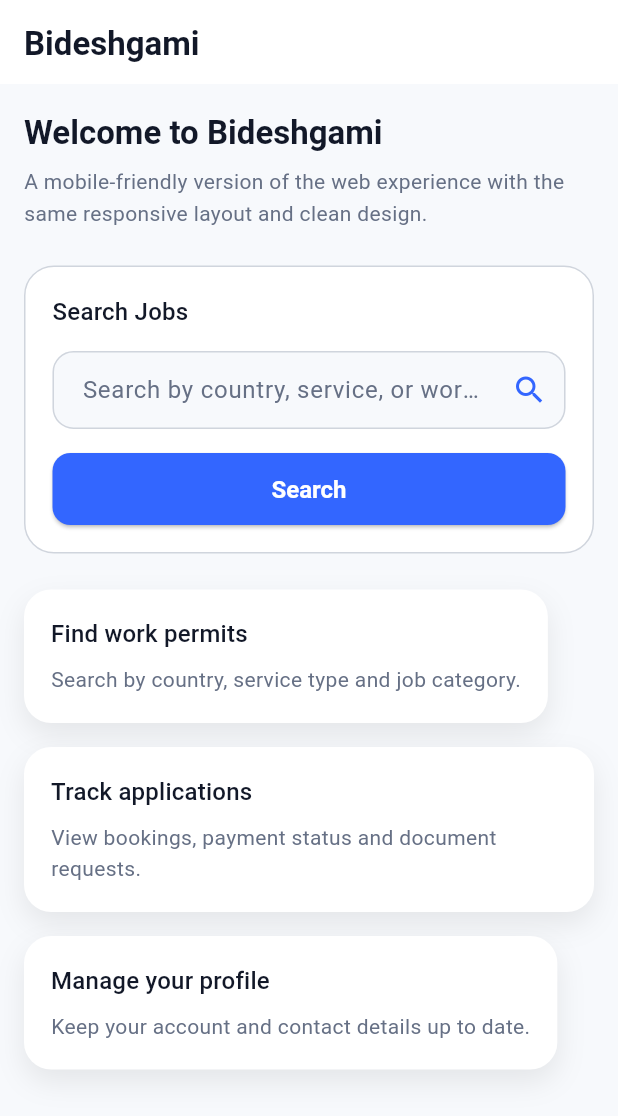
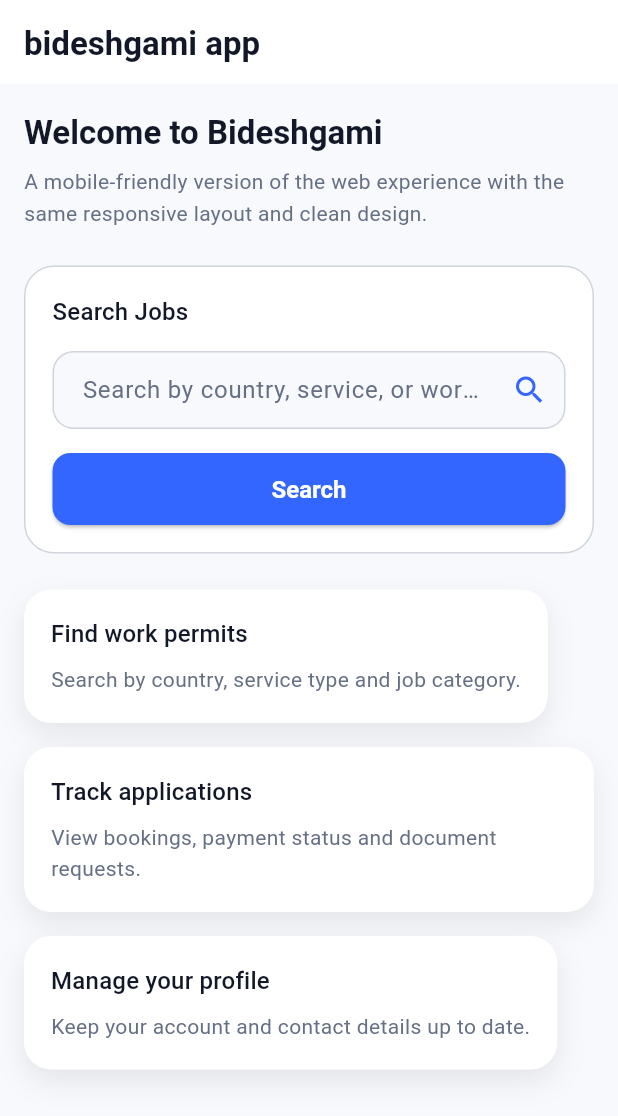
Before and after one commit to bg-mobile-app/bg_mobile_app, a Flutter app: the screen it shows after launch, on a phone screen of 412 x 824 dp. Shown: the top 1116 px of the screen. Run offline on Flutter 3.47's test engine with Material 3 defaults, Android fonts, the phone set to English and light mode, and no system bars.

Commit message:
Work done by developer 1

```diff
--- a/lib/app.dart
+++ b/lib/app.dart
@@ -2,7 +2,6 @@
 import 'package:flutter_localizations/flutter_localizations.dart';
 
 import 'common/theme/app_theme.dart';
-import 'routes/app_routes.dart';
 
 class BideshgamiApp extends StatelessWidget {
   const BideshgamiApp({super.key});
@@ -13,21 +12,19 @@
       title: 'Bideshgami',
       debugShowCheckedModeBanner: false,
       theme: AppTheme.light,
-      home: const AppHomePage(),
+      home: const SingleScreenPage(),
       localizationsDelegates: const [
         GlobalMaterialLocalizations.delegate,
         GlobalWidgetsLocalizations.delegate,
         GlobalCupertinoLocalizations.delegate,
       ],
       supportedLocales: const [Locale('en', 'US')],
-      initialRoute: AppRoutes.home,
-      routes: {AppRoutes.home: (_) => const AppHomePage()},
     );
   }
 }
 
-class AppHomePage extends StatelessWidget {
-  const AppHomePage({super.key});
+class SingleScreenPage extends StatelessWidget {
+  const SingleScreenPage({super.key});
 
   @override
   Widget build(BuildContext context) {
@@ -36,7 +33,7 @@
 
     return Scaffold(
       appBar: AppBar(
-        title: const Text('Bideshgami'),
+        title: const Text('bideshgami app'),
         centerTitle: false,
         elevation: 0,
       ),
--- a/lib/common/theme/app_theme.dart
+++ b/lib/common/theme/app_theme.dart
@@ -10,7 +10,6 @@
       brightness: Brightness.light,
       primaryColor: AppColors.primary,
       scaffoldBackgroundColor: AppColors.background,
-      backgroundColor: AppColors.background,
       canvasColor: AppColors.surface,
       cardColor: AppColors.surface,
       disabledColor: AppColors.disabled,
--- a/pubspec.yaml
+++ b/pubspec.yaml
@@ -29,6 +29,8 @@
 # versions available, run `flutter pub outdated`.
 dependencies:
   flutter:
+    sdk: flutter
+  flutter_localizations:
     sdk: flutter
 
   # The following adds the Cupertino Icons font to your application.
```
Also changed, not shown: pubspec.lock, 1 other file.
